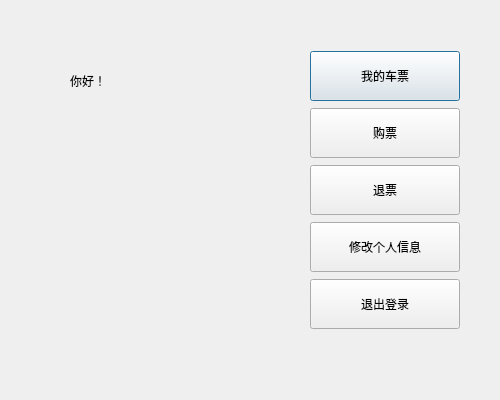
Above: Ticket/userdialog.ui from idy002/ticket before the change. Below: the same form after it.
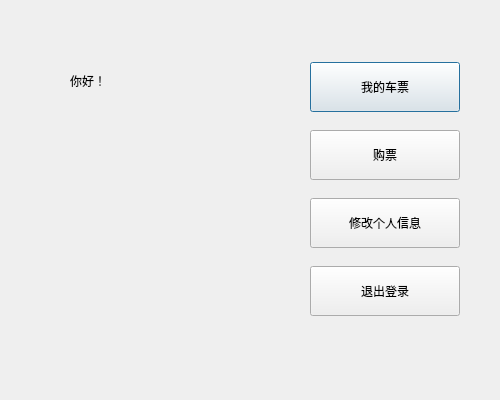
That is the form after the change.

The edit to the form file:
```diff
--- a/Ticket/userdialog.ui
+++ b/Ticket/userdialog.ui
@@ -44,7 +44,7 @@
     <string>你好！</string>
    </property>
   </widget>
-  <widget class="QWidget" name="">
+  <widget class="QWidget" name="layoutWidget">
    <property name="geometry">
     <rect>
      <x>310</x>
@@ -98,31 +98,6 @@
       </property>
      </widget>
     </item>
-    <item>
-     <widget class="QPushButton" name="refundTicketButton">
-      <property name="sizePolicy">
-       <sizepolicy hsizetype="Fixed" vsizetype="Fixed">
-        <horstretch>0</horstretch>
-        <verstretch>0</verstretch>
-       </sizepolicy>
-      </property>
-      <property name="minimumSize">
-       <size>
-        <width>150</width>
-        <height>50</height>
-       </size>
-      </property>
-      <property name="maximumSize">
-       <size>
-        <width>150</width>
-        <height>50</height>
-       </size>
-      </property>
-      <property name="text">
-       <string>退票</string>
-      </property>
-     </widget>
-    </item>
     <item>
      <widget class="QPushButton" name="modifyInfoButton">
       <property name="sizePolicy">
```
